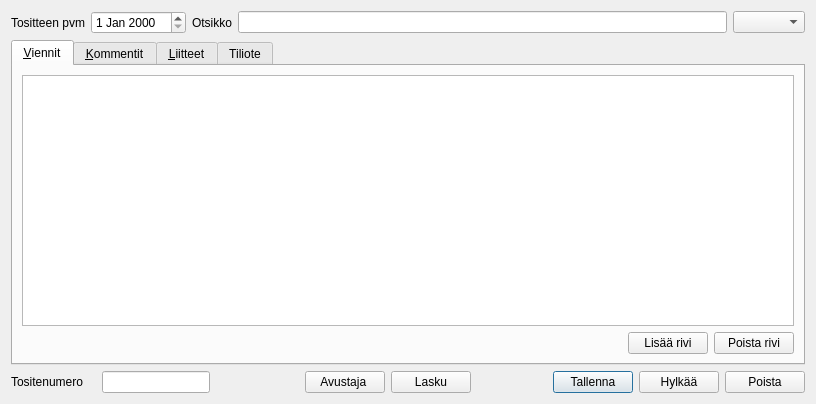
Above: kitupiikki/kirjaus/kirjaus.ui from artoh/kitupiikki before the change. Below: the same form after it.
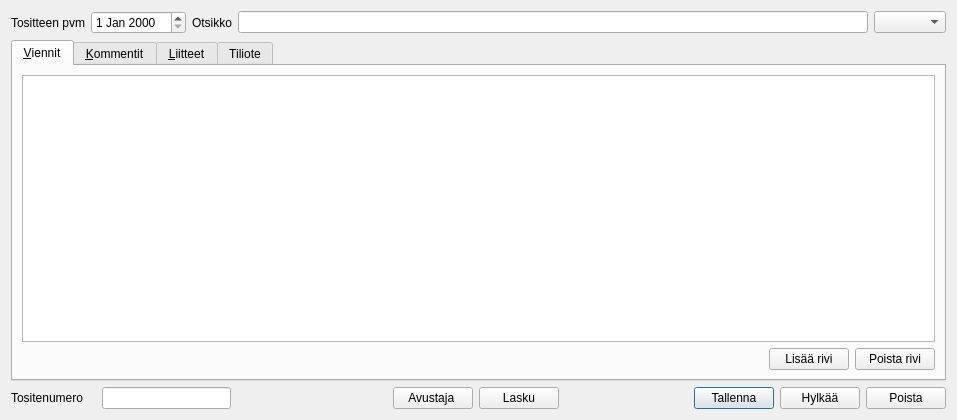
That is the form after the change. Icons and pictures are not drawn.

The edit to the form file:
```diff
--- a/kitupiikki/kirjaus/kirjaus.ui
+++ b/kitupiikki/kirjaus/kirjaus.ui
@@ -6,8 +6,8 @@
    <rect>
     <x>0</x>
     <y>0</y>
-    <width>816</width>
-    <height>404</height>
+    <width>957</width>
+    <height>420</height>
    </rect>
   </property>
   <property name="windowTitle">
@@ -316,6 +316,16 @@
        </property>
       </widget>
      </item>
+     <item>
+      <widget class="QLabel" name="varoMerkki">
+       <property name="text">
+        <string/>
+       </property>
+       <property name="pixmap">
+        <pixmap resource="../pic/pic.qrc">:/pic/varoitus.png</pixmap>
+       </property>
+      </widget>
+     </item>
      <item>
       <spacer name="horizontalSpacer_5">
        <property name="orientation">
```
